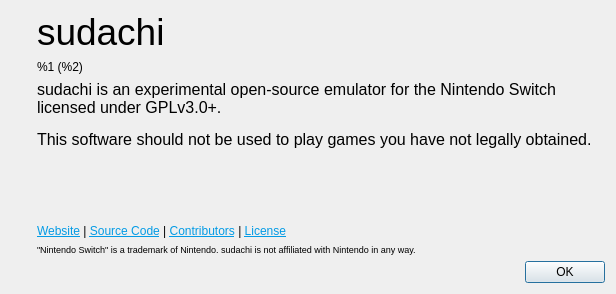
Above: src/sudachi/aboutdialog.ui from JPikachu/Sudachi-Commits-Tests before the change. Below: the same form after it.
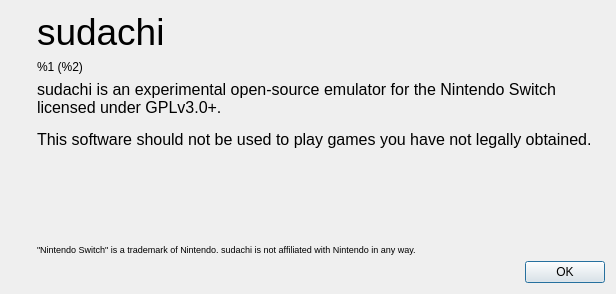
That is the form after the change. Icons and pictures are not drawn.

The edit to the form file:
```diff
--- a/src/sudachi/aboutdialog.ui
+++ b/src/sudachi/aboutdialog.ui
@@ -124,16 +124,6 @@
          </property>
         </spacer>
        </item>
-       <item>
-        <widget class="QLabel" name="labelLinks">
-         <property name="text">
-          <string>&lt;html&gt;&lt;head/&gt;&lt;body&gt;&lt;p&gt;&lt;a href=&quot;https://sudachi-emu.org/&quot;&gt;&lt;span style=&quot; text-decoration: underline; color:#039be5;&quot;&gt;Website&lt;/span&gt;&lt;/a&gt; | &lt;a href=&quot;https://github.com/sudachi-emu&quot;&gt;&lt;span style=&quot; text-decoration: underline; color:#039be5;&quot;&gt;Source Code&lt;/span&gt;&lt;/a&gt; | &lt;a href=&quot;https://github.com/sudachi-emu/sudachi/graphs/contributors&quot;&gt;&lt;span style=&quot; text-decoration: underline; color:#039be5;&quot;&gt;Contributors&lt;/span&gt;&lt;/a&gt; | &lt;a href=&quot;https://github.com/sudachi-emu/sudachi/blob/master/LICENSE.txt&quot;&gt;&lt;span style=&quot; text-decoration: underline; color:#039be5;&quot;&gt;License&lt;/span&gt;&lt;/a&gt;&lt;/p&gt;&lt;/body&gt;&lt;/html&gt;</string>
-         </property>
-         <property name="openExternalLinks">
-          <bool>true</bool>
-         </property>
-        </widget>
-       </item>
        <item>
         <widget class="QLabel" name="labelLiability">
          <property name="sizePolicy">
```
